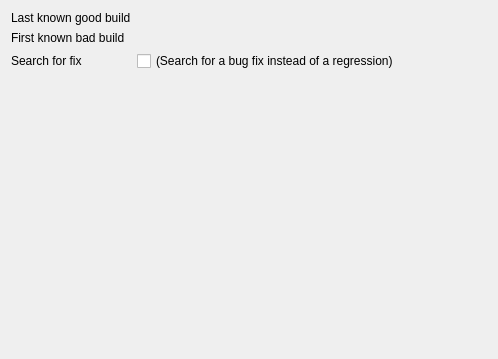
The window that gui/mozregui/ui/build_selection.ui (mozilla/mozregression) describes before a commit, drawn with Qt 5.
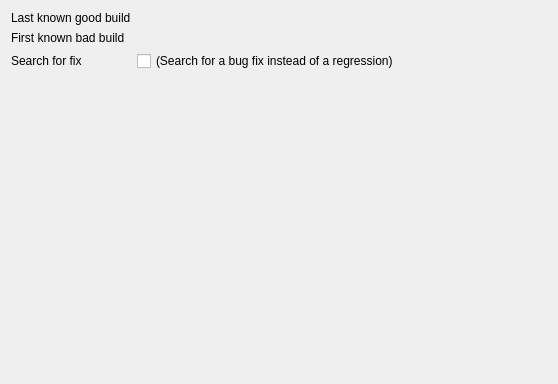
The same window after the commit. Custom widgets are drawn as their Qt base class.

Commit message:
Bug 1246339 - [GUI] bring back the date input
After looking more, calendar are not quite a good choice. So this bring
back the date line edit, and still allow choosing using a calendar with
a little arrow on the right of the line edit.

Patch:
```diff
--- a/gui/mozregui/ui/build_selection.ui
+++ b/gui/mozregui/ui/build_selection.ui
@@ -6,8 +6,8 @@
    <rect>
     <x>0</x>
     <y>0</y>
-    <width>498</width>
-    <height>359</height>
+    <width>558</width>
+    <height>384</height>
    </rect>
   </property>
   <property name="windowTitle">
```
Left out of the diff: 3 changed lines with no effect on the pictures. The commit also changes 4 other files.
